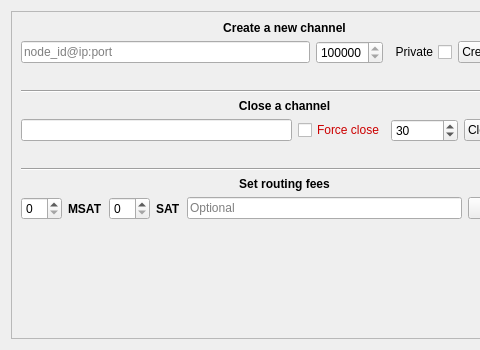
Above: forms/channelspage.ui from darosior/lightning-qt before the change; both pictures show x 0 to 480 and y 0 to 350 of the 750 by 350 pixel window. Below: the same form after it.
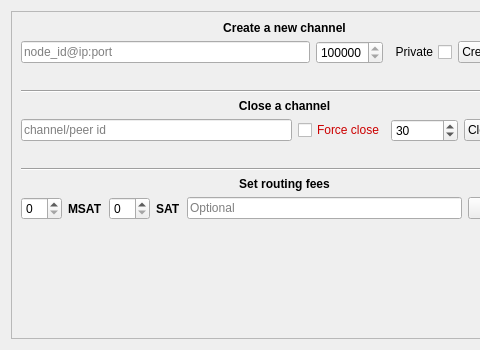
That is the form after the change.

Commit message: Added a minimum size to line inputs in channel page

```diff
--- a/forms/channelspage.ui
+++ b/forms/channelspage.ui
@@ -138,9 +138,18 @@
            <layout class="QHBoxLayout" name="horizontalLayout_3">
             <item>
              <widget class="QLineEdit" name="lineCloseId">
+              <property name="minimumSize">
+               <size>
+                <width>100</width>
+                <height>0</height>
+               </size>
+              </property>
               <property name="toolTip">
                <string>The Id of a node or a channel (or a short id of a channel)</string>
               </property>
+              <property name="placeholderText">
+               <string>channel/peer id</string>
+              </property>
              </widget>
             </item>
             <item>
```
Left out of the diff: 6 changed lines with no effect on the pictures. The commit also changes 1 other file.
